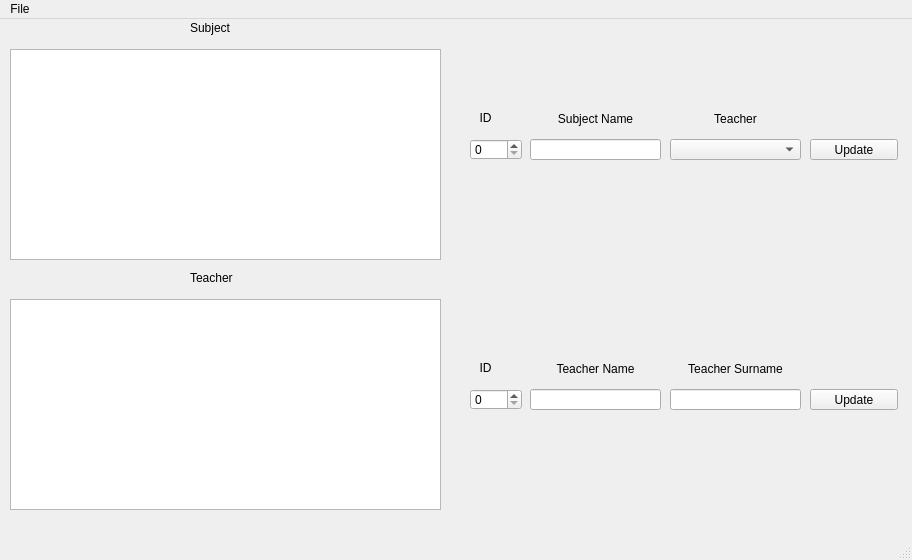
Old version of the form upTS.ui in the repository ice-bit/registro.
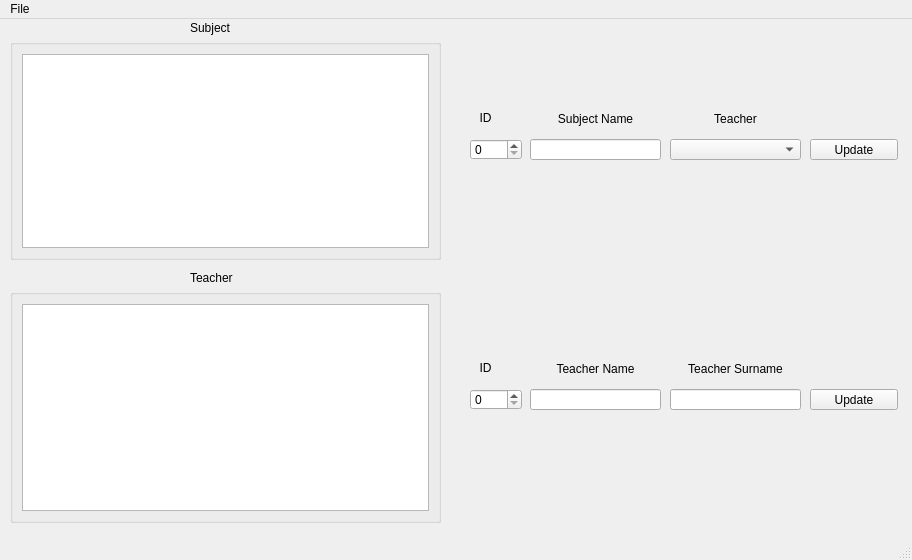
New version of the form. Icons and pictures are not drawn.

Commit message: Fixed a bug about auto-resizing the table

Diff of the .ui file:
```diff
--- a/upTS.ui
+++ b/upTS.ui
@@ -18,19 +18,6 @@
     <normaloff>:/imgs/images/window_icon.ico</normaloff>:/imgs/images/window_icon.ico</iconset>
   </property>
   <widget class="QWidget" name="centralwidget">
-   <widget class="QTableView" name="tbTeachers">
-    <property name="geometry">
-     <rect>
-      <x>10</x>
-      <y>280</y>
-      <width>431</width>
-      <height>211</height>
-     </rect>
-    </property>
-    <property name="editTriggers">
-     <set>QAbstractItemView::NoEditTriggers</set>
-    </property>
-   </widget>
    <widget class="QLabel" name="label">
     <property name="geometry">
      <rect>
@@ -148,19 +135,6 @@
      <set>Qt::AlignCenter</set>
     </property>
    </widget>
-   <widget class="QTableView" name="tbSubjects">
-    <property name="geometry">
-     <rect>
-      <x>10</x>
-      <y>30</y>
-      <width>431</width>
-      <height>211</height>
-     </rect>
-    </property>
-    <property name="editTriggers">
-     <set>QAbstractItemView::NoEditTriggers</set>
-    </property>
-   </widget>
    <widget class="QLabel" name="label_6">
     <property name="geometry">
      <rect>
@@ -268,6 +242,56 @@
      <set>Qt::AlignCenter</set>
     </property>
    </widget>
+   <widget class="QGroupBox" name="groupBox">
+    <property name="geometry">
+     <rect>
+      <x>10</x>
+      <y>20</y>
+      <width>431</width>
+      <height>221</height>
+     </rect>
+    </property>
+    <property name="title">
+     <string/>
+    </property>
+    <property name="flat">
+     <bool>true</bool>
+    </property>
+    <layout class="QVBoxLayout" name="verticalLayout">
+     <item>
+      <widget class="QTableView" name="tbSubjects">
+       <property name="editTriggers">
+        <set>QAbstractItemView::NoEditTriggers</set>
+       </property>
+      </widget>
+     </item>
+    </layout>
+   </widget>
+   <widget class="QGroupBox" name="groupBox_2">
+    <property name="geometry">
+     <rect>
+      <x>10</x>
+      <y>270</y>
+      <width>431</width>
+      <height>234</height>
+     </rect>
+    </property>
+    <property name="title">
+     <string/>
+    </property>
+    <property name="flat">
+     <bool>true</bool>
+    </property>
+    <layout class="QVBoxLayout" name="verticalLayout_2">
+     <item>
+      <widget class="QTableView" name="tbTeachers">
+       <property name="editTriggers">
+        <set>QAbstractItemView::NoEditTriggers</set>
+       </property>
+      </widget>
+     </item>
+    </layout>
+   </widget>
   </widget>
   <widget class="QMenuBar" name="menubar">
    <property name="geometry">
```
The commit also changes 2 other files.
